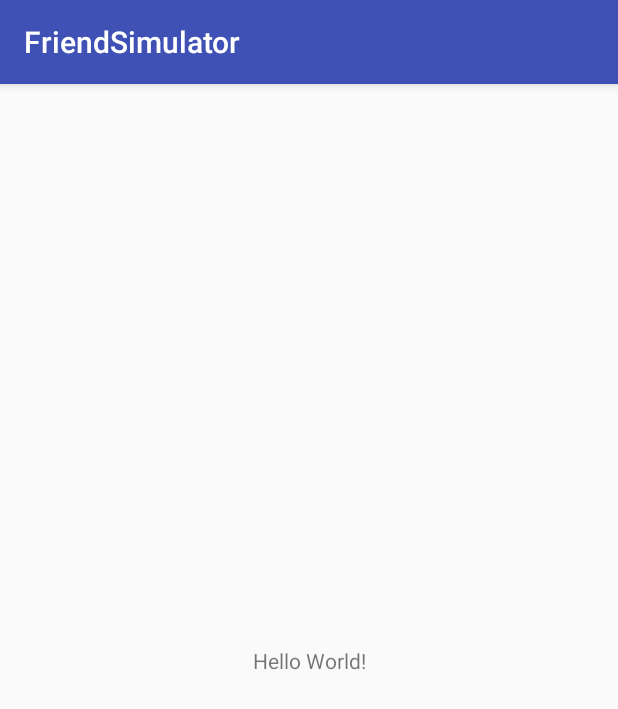
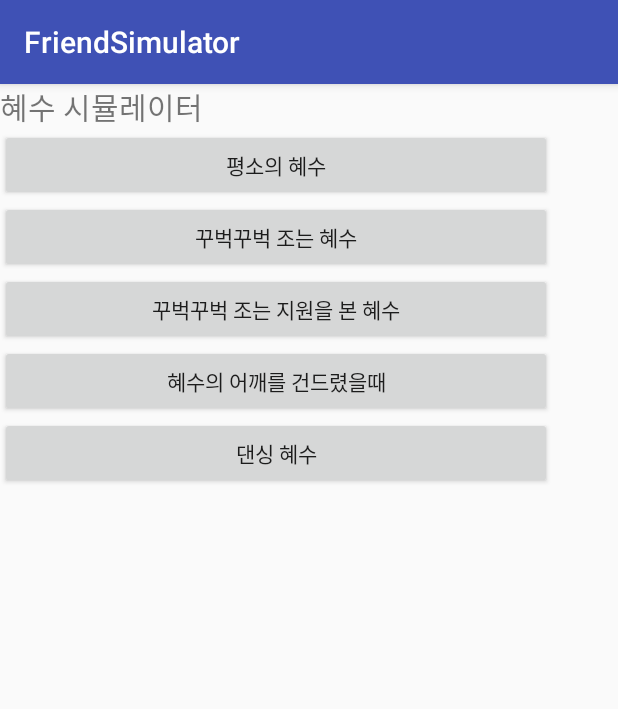
Before and after one commit to KOOJIWON/friendSimulator, an Android app: the screen it shows after launch (MainActivity), on a phone screen of 412 x 824 dp. Shown: the top 709 px of the screen. Run offline under Robolectric (Android 15) with nearby library versions, the light colour scheme and no system bars.

Commit message:
버튼 5개, 누르면 메세지 나오기 성공!

```diff
--- a/app/src/main/res/layout/activity_main.xml
+++ b/app/src/main/res/layout/activity_main.xml
@@ -6,13 +6,52 @@
     android:layout_height="match_parent"
     tools:context="kr.hs.emirim.koojiwon.friendsimulator.MainActivity">
 
+
     <TextView
-        android:layout_width="wrap_content"
+        android:id="@+id/textview"
+        android:layout_width="368dp"
         android:layout_height="wrap_content"
-        android:text="Hello World!"
-        app:layout_constraintBottom_toBottomOf="parent"
-        app:layout_constraintLeft_toLeftOf="parent"
-        app:layout_constraintRight_toRightOf="parent"
-        app:layout_constraintTop_toTopOf="parent" />
+        android:text="혜수 시뮬레이터"
+        android:textSize="20dp"
+        tools:layout_editor_absoluteY="56dp"
+        tools:layout_editor_absoluteX="8dp" />
+    <Button
+        android:id="@+id/button1"
+        android:layout_width="368dp"
+        android:layout_height="wrap_content"
+        android:text="평소의 혜수"
+        app:layout_constraintTop_toBottomOf="@+id/textview"
+        tools:layout_editor_absoluteX="8dp" />
 
+    <Button
+        android:id="@+id/button2"
+        android:layout_width="368dp"
+        android:layout_height="wrap_content"
+        android:text="꾸벅꾸벅 조는 혜수"
+        app:layout_constraintTop_toBottomOf="@+id/button1"
+        tools:layout_editor_absoluteX="8dp" />
+
+    <Button
+        android:id="@+id/button3"
+        android:layout_width="368dp"
+        android:layout_height="wrap_content"
+        android:text="꾸벅꾸벅 조는 지원을 본 혜수"
+        app:layout_constraintTop_toBottomOf="@+id/button2"
+        tools:layout_editor_absoluteX="8dp" />
+
+    <Button
+        android:id="@+id/button4"
+        android:layout_width="368dp"
+        android:layout_height="wrap_content"
+        android:text="혜수의 어깨를 건드렸을때"
+        app:layout_constraintTop_toBottomOf="@+id/button3"
+        tools:layout_editor_absoluteX="8dp" />
+
+    <Button
+        android:id="@+id/button5"
+        android:layout_width="368dp"
+        android:layout_height="wrap_content"
+        android:text="댄싱 혜수"
+        app:layout_constraintTop_toBottomOf="@+id/button4"
+        tools:layout_editor_absoluteX="8dp" />
 </android.support.constraint.ConstraintLayout>
```
Also changed, not shown: app/src/main/java/kr/hs/emirim/koojiwon/friendsimulator/MainActivity.java (+44 -3 lines).
